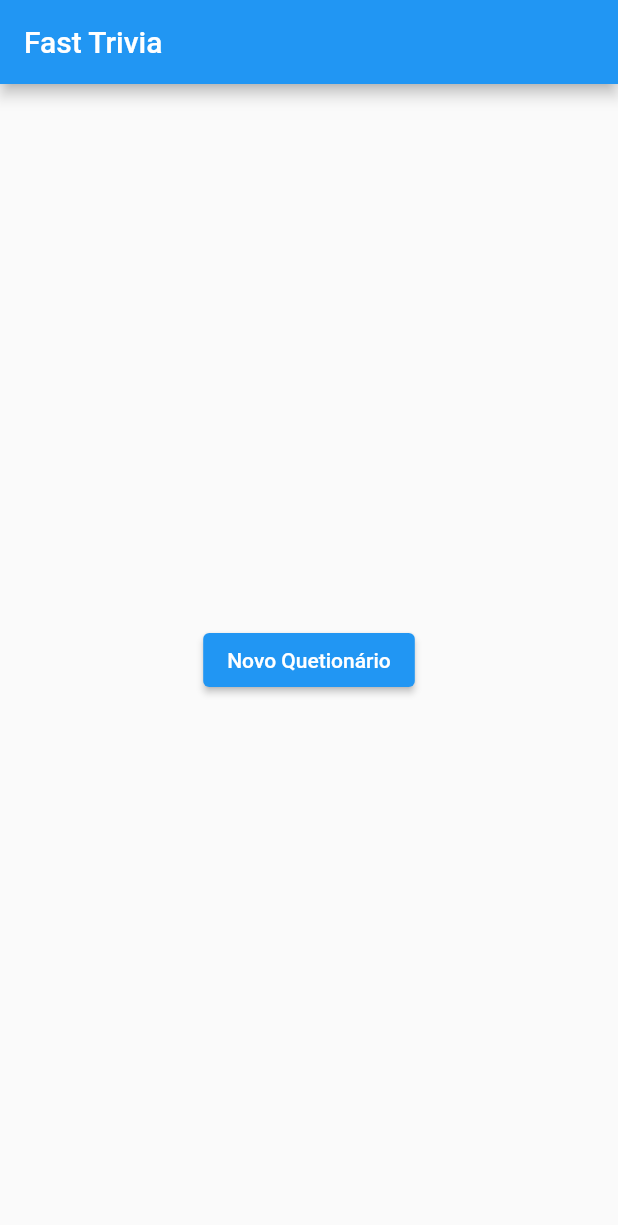
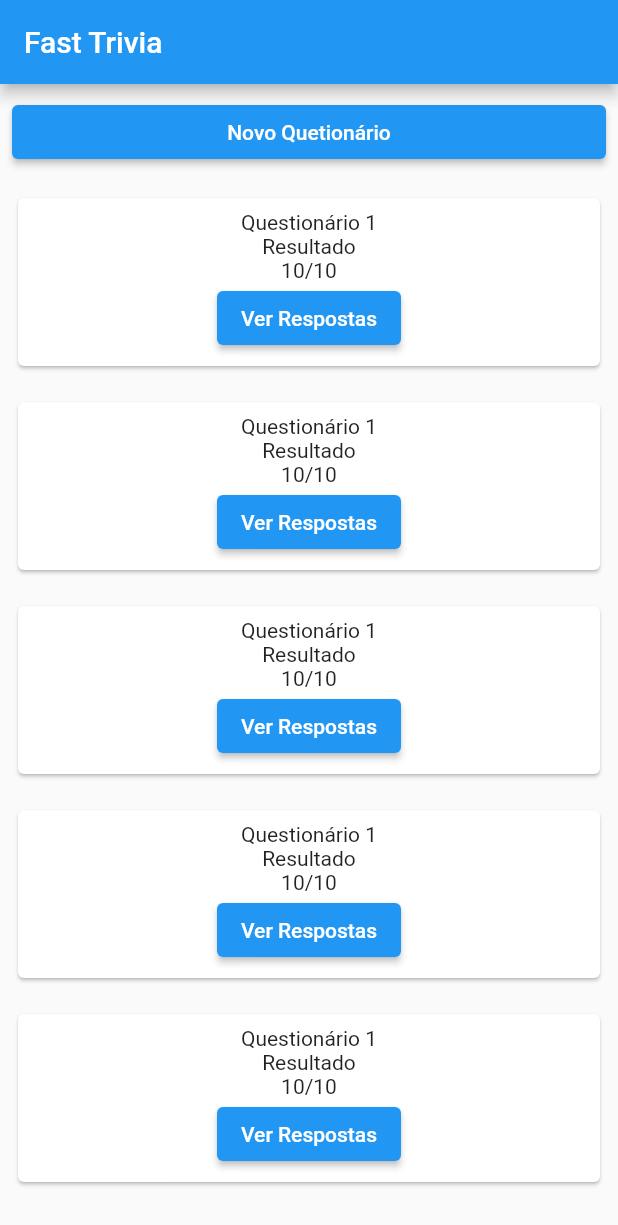
Before and after one commit to josemailson/fast-trivia, a Flutter app: the screen it shows after launch, on a phone screen of 412 x 824 dp. Shown: the top 1225 px of the screen. Run offline on Flutter 3.47's test engine with Material 2 defaults, Android fonts, the phone set to English and light mode, and no system bars.

Commit message:
add: routes

```diff
--- a/lib/my_app.dart
+++ b/lib/my_app.dart
@@ -17,6 +17,7 @@ class MyApp extends StatelessWidget {
       ),
       home: const HomePage(),
        routes: {
+        '/home': (_) => const HomePage(),
         '/question': (_) => const QuestionPage(),
         '/results': (_) => const ResultsPage(),
         '/answers': (_) => const AnswersPage(),
--- a/lib/view/home/home_page.dart
+++ b/lib/view/home/home_page.dart
@@ -9,12 +9,127 @@ class HomePage extends StatelessWidget {
       appBar: AppBar(
         title: const Text('Fast Trivia'),
       ),
-      body: Center(
-        child: ElevatedButton(
-          onPressed: () {
-             Navigator.of(context).pushNamed('/question');
-          },
-          child: const Text('Novo Quetionário'),
+      body: SingleChildScrollView(
+        child: Center(
+          child: Column(
+            crossAxisAlignment: CrossAxisAlignment.stretch,
+            children: [
+              Padding(
+                padding: const EdgeInsets.all(8.0),
+                child: ElevatedButton(
+                  onPressed: () {
+                     Navigator.of(context).pushNamed('/question');
+                  },
+                  child: const Text('Novo Quetionário'),
+                ),
+              ),
+              Padding(
+                padding: const EdgeInsets.all(8.0),
+                child: Card(
+                  child: Padding(
+                    padding: const EdgeInsets.all(8.0),
+                    child: Column(
+                      children: [
+                        const Text('Questionário 1'),
+                        const Text('Resultado'),
+                        const Text('10/10'),
+                        ElevatedButton(
+                          onPressed: () {
+                            Navigator.of(context).pushNamed('/answers');
+                          },
+                          child: const Text('Ver Respostas'),
+                        ),
+                      ],
+                    ),
+                  )
+                  ),
+              ),
+                          Padding(
+                padding: const EdgeInsets.all(8.0),
+                child: Card(
+                  child: Padding(
+                    padding: const EdgeInsets.all(8.0),
+                    child: Column(
+                      children: [
+                        const Text('Questionário 1'),
+                        const Text('Resultado'),
+                        const Text('10/10'),
+                        ElevatedButton(
+                          onPressed: () {
+                            Navigator.of(context).pushNamed('/answers');
+                          },
+                          child: const Text('Ver Respostas'),
+                        ),
+                      ],
+                    ),
+                  )
+                  ),
+              ),
+                          Padding(
+                padding: const EdgeInsets.all(8.0),
+                child: Card(
+                  child: Padding(
+                    padding: const EdgeInsets.all(8.0),
+                    child: Column(
+                      children: [
+                        const Text('Questionário 1'),
+                        const Text('Resultado'),
+                        const Text('10/10'),
+                        ElevatedButton(
+                          onPressed: () {
+                            Navigator.of(context).pushNamed('/answers');
+                          },
+                          child: const Text('Ver Respostas'),
+                        ),
+                      ],
+                    ),
+                  )
+                  ),
+              ),
+                          Padding(
+                padding: const EdgeInsets.all(8.0),
+                child: Card(
+                  child: Padding(
+                    padding: const EdgeInsets.all(8.0),
+                    child: Column(
+                      children: [
+                        const Text('Questionário 1'),
+                        const Text('Resultado'),
+                        const Text('10/10'),
+                        ElevatedButton(
+                          onPressed: () {
+                            Navigator.of(context).pushNamed('/answers');
+                          },
+                          child: const Text('Ver Respostas'),
+                        ),
+                      ],
+                    ),
+                  )
+                  ),
+              ),
+                          Padding(
+                padding: const EdgeInsets.all(8.0),
+                child: Card(
+                  child: Padding(
+                    padding: const EdgeInsets.all(8.0),
+                    child: Column(
+                      children: [
+                        const Text('Questionário 1'),
+                        const Text('Resultado'),
+                        const Text('10/10'),
+                        ElevatedButton(
+                          onPressed: () {
+                            Navigator.of(context).pushNamed('/answers');
+                          },
+                          child: const Text('Ver Respostas'),
+                        ),
+                      ],
+                    ),
+                  )
+                  ),
+              ),
+            ],
+          ),
         ),
       ),
     );
--- a/lib/view/question/question_page.dart
+++ b/lib/view/question/question_page.dart
@@ -73,10 +73,9 @@ class _QuestionPageState extends State<QuestionPage> {
             const SizedBox(height: 16),
             ElevatedButton(
               onPressed: () {
-                // You can add your logic here to check the selected answer and proceed
-                // with the quiz.
+                Navigator.of(context).pushNamed('/results');
               },
-              child: const Text('Submit'),
+              child: const Text('Responder'),
             ),
           ],
         ),
--- a/lib/view/results/results_page.dart
+++ b/lib/view/results/results_page.dart
@@ -37,10 +37,16 @@ class _ResultsPageState extends State<ResultsPage> {
             const SizedBox(height: 16),
             ElevatedButton(
               onPressed: () {
-                // You can add your logic here to check the selected answer and proceed
-                // with the quiz.
+                Navigator.of(context).pushNamed('/question');
               },
               child: const Text('Novo questionário'),
+            ),
+            const SizedBox(height: 16),
+            ElevatedButton(
+              onPressed: () {
+                Navigator.of(context).pushNamed('/home');
+              },
+              child: const Text('Página inicial'),
             ),
           ],
         ),
```
